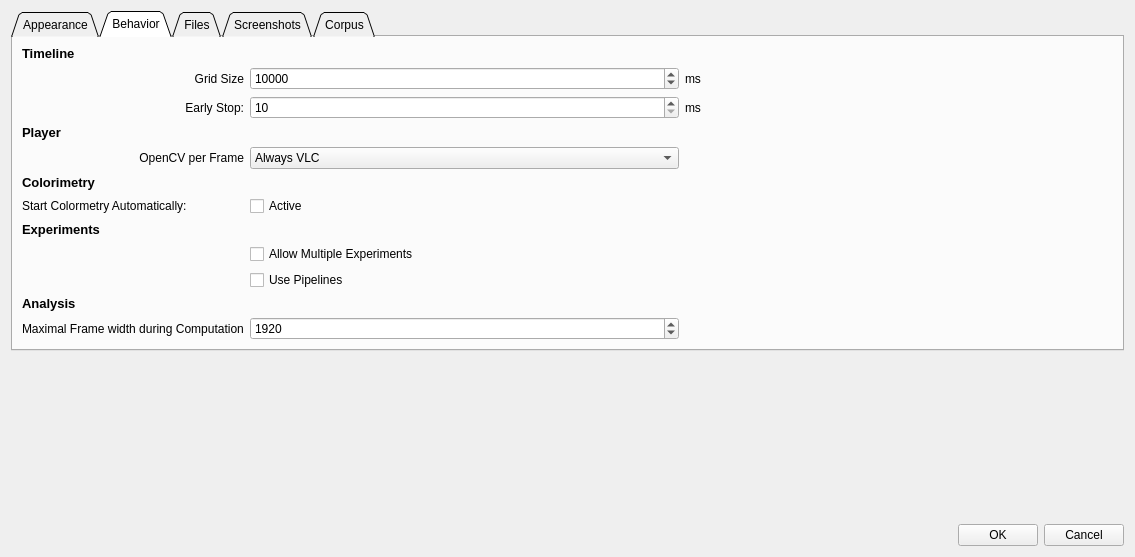
FilmColors/VIAN, file qt_ui/DialogPreferences.ui: the form before one commit.
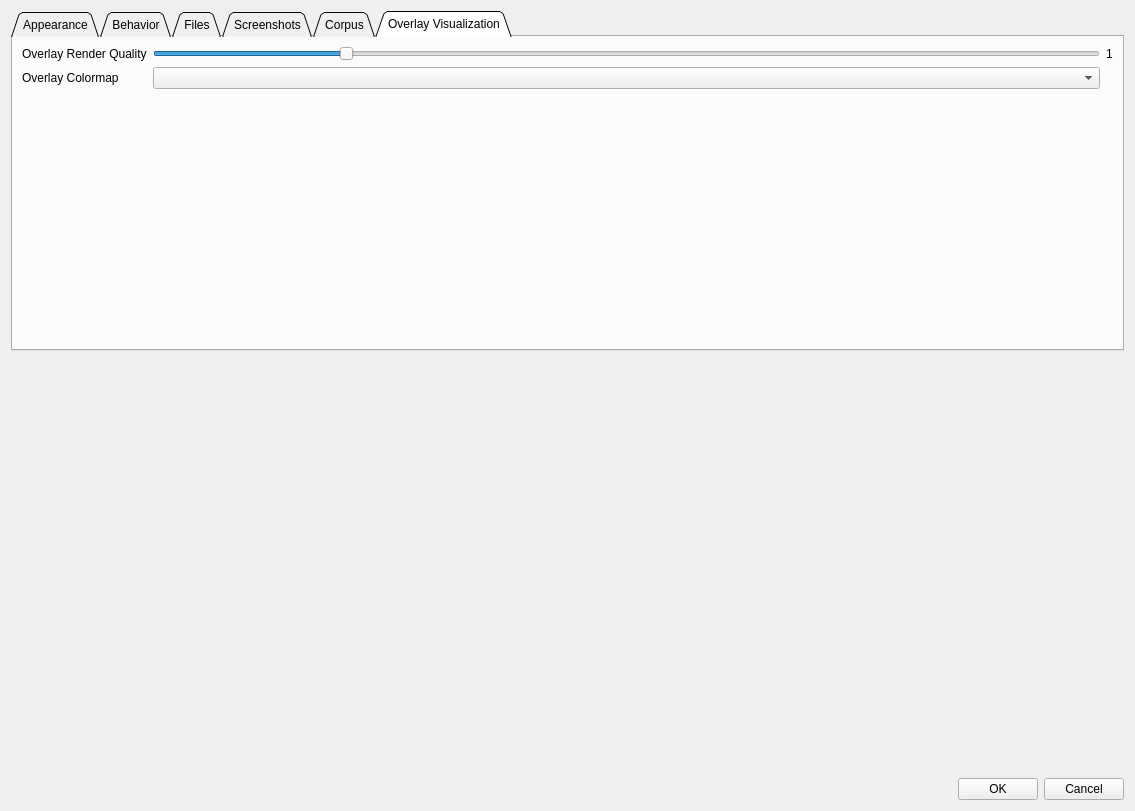
The form after the commit.

Commit message: Overlay Visualization Settings, Refactoring

Patch:
```diff
--- a/qt_ui/DialogPreferences.ui
+++ b/qt_ui/DialogPreferences.ui
@@ -7,7 +7,7 @@
     <x>0</x>
     <y>0</y>
     <width>1135</width>
-    <height>557</height>
+    <height>811</height>
    </rect>
   </property>
   <property name="windowTitle">
@@ -35,7 +35,7 @@
       <enum>QTabWidget::Triangular</enum>
      </property>
      <property name="currentIndex">
-      <number>1</number>
+      <number>5</number>
      </property>
      <property name="elideMode">
       <enum>Qt::ElideNone</enum>
@@ -793,6 +793,69 @@
        </item>
       </layout>
      </widget>
+     <widget class="QWidget" name="tab_5">
+      <attribute name="title">
+       <string>Overlay Visualization</string>
+      </attribute>
+      <layout class="QGridLayout" name="gridLayout_2">
+       <property name="sizeConstraint">
+        <enum>QLayout::SetMaximumSize</enum>
+       </property>
+       <item row="0" column="2">
+        <widget class="QLabel" name="labelOverlayQuality">
+         <property name="text">
+          <string>1</string>
+         </property>
+        </widget>
+       </item>
+       <item row="1" column="0">
+        <widget class="QLabel" name="label_34">
+         <property name="text">
+          <string>Overlay Colormap</string>
+         </property>
+        </widget>
+       </item>
+       <item row="0" column="0">
+        <widget class="QLabel" name="label_32">
+         <property name="text">
+          <string>Overlay Render Quality</string>
+         </property>
+        </widget>
+       </item>
+       <item row="1" column="1">
+        <widget class="QComboBox" name="cbOverlayColormap"/>
+       </item>
+       <item row="2" column="1">
+        <spacer name="verticalSpacer_2">
+         <property name="orientation">
+          <enum>Qt::Vertical</enum>
+         </property>
+         <property name="sizeHint" stdset="0">
+          <size>
+           <width>20</width>
+           <height>40</height>
+          </size>
+         </property>
+        </spacer>
+       </item>
+       <item row="0" column="1">
+        <widget class="QSlider" name="sliderOverlayQuality">
+         <property name="minimum">
+          <number>500</number>
+         </property>
+         <property name="maximum">
+          <number>4000</number>
+         </property>
+         <property name="value">
+          <number>1200</number>
+         </property>
+         <property name="orientation">
+          <enum>Qt::Horizontal</enum>
+         </property>
+        </widget>
+       </item>
+      </layout>
+     </widget>
     </widget>
    </item>
    <item>
```
The commit also changes 10 other files.
